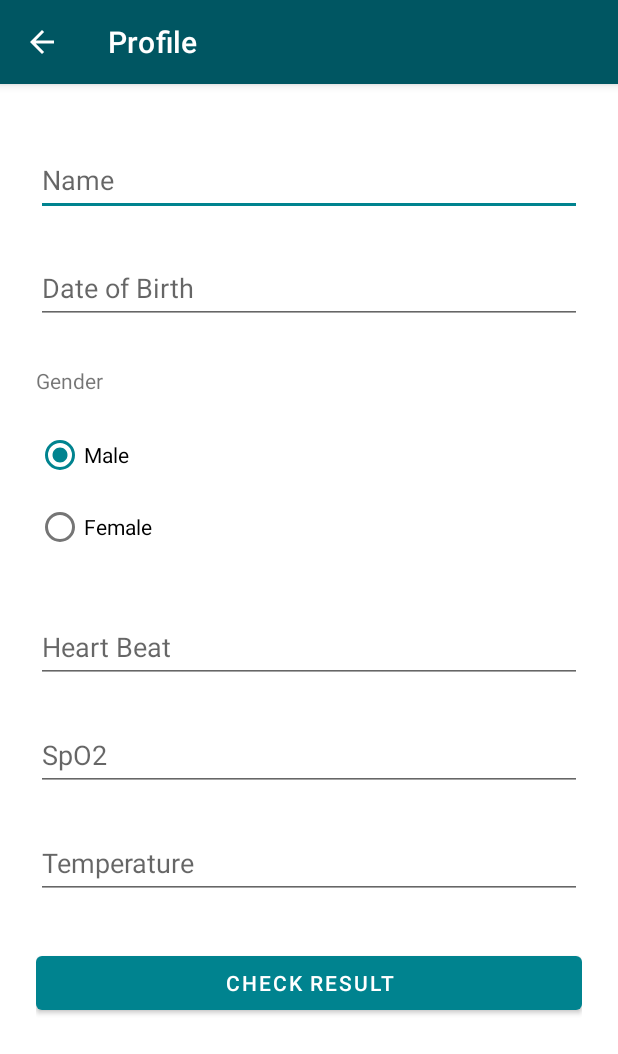
After one commit to adhil-azeez/ble_device_iot, an Android app: the EntryActivity screen opened directly, with no data from a screen before it, on a phone screen of 412 x 824 dp. The commit adds this screen. Shown: the top 1054 px of the screen. Run offline under Robolectric (Android 15) with nearby library versions, the phone set to English and light mode, and no system bars.

Commit message:
Manual entry

```diff
--- /dev/null
+++ b/app/src/main/java/com/example/bluetooth_device/views/EntryActivity.java
@@ -0,0 +1,141 @@
+package com.example.bluetooth_device.views;
+
+import androidx.appcompat.app.AppCompatActivity;
+
+import android.app.DatePickerDialog;
+import android.content.Intent;
+import android.graphics.drawable.ColorDrawable;
+import android.os.Bundle;
+import android.view.MenuItem;
+import android.view.View;
+import android.widget.DatePicker;
+import android.widget.EditText;
+import android.widget.RadioButton;
+import android.widget.RadioGroup;
+import android.widget.Toast;
+
+import com.example.bluetooth_device.R;
+
+import java.util.Calendar;
+
+public class EntryActivity extends AppCompatActivity {
+
+    final Calendar myCalendar= Calendar.getInstance();
+    private EditText etName;
+    private EditText etDOB;
+    private EditText etHeartbeat;
+    private  EditText etSPO;
+    private  EditText etTemperature;
+    private RadioGroup rbGender;
+
+    @Override
+    protected void onCreate(Bundle savedInstanceState) {
+        super.onCreate(savedInstanceState);
+        setContentView(R.layout.activity_entry);
+        getSupportActionBar().setBackgroundDrawable(new ColorDrawable(getResources().getColor(R.color.colorPrimaryDark)));
+        getSupportActionBar().setTitle("Profile");
+        getSupportActionBar().setDisplayHomeAsUpEnabled(true);
+     initViews();
+    }
+
+    @Override
+    public boolean onOptionsItemSelected(MenuItem item) {
+        switch (item.getItemId()) {
+            case android.R.id.home:
+                onBackPressed();
+                return true;
+
+            default:
+                return super.onOptionsItemSelected(item);
+        }
+    }
+
+    private void initViews() {
+        etName = findViewById(R.id.etName);
+        etDOB = findViewById(R.id.etDOB);
+        rbGender = findViewById(R.id.rgGender);
+        etHeartbeat = findViewById(R.id.etHeartBeat);
+        etSPO = findViewById(R.id.etSPO);
+        etTemperature = findViewById(R.id.etTemp);
+
+        findViewById(R.id.btnSave).setOnClickListener(new View.OnClickListener() {
+            @Override
+            public void onClick(View view) {
+                onCheckResult(view);
+            }
+        });
+
+        DatePickerDialog.OnDateSetListener date =new DatePickerDialog.OnDateSetListener() {
+            @Override
+            public void onDateSet(DatePicker view, int year, int month, int day) {
+                etDOB.setText(day+"/"+month+"/"+year);
+            }
+        };
+
+        etDOB.setOnClickListener(new View.OnClickListener() {
+            @Override
+            public void onClick(View v) {
+                new DatePickerDialog(EntryActivity.this,date, myCalendar.get(Calendar.YEAR), myCalendar.get(Calendar.MONTH), myCalendar.get(Calendar.DAY_OF_MONTH)).show();
+            }
+        });
+    }
+
+    public void onCheckResult(View view) {
+        String name = etName.getText().toString().trim();
+        String dob = etDOB.getText().toString().trim();
+        int selectedId = rbGender.getCheckedRadioButtonId();
+        RadioButton selectedGenderButton = findViewById(selectedId);
+        String gender = selectedGenderButton.getText().toString();
+
+        if(name.isEmpty()){
+            Toast.makeText(this, "Please enter the name", Toast.LENGTH_SHORT).show();
+            return;
+        }
+
+        if(dob.isEmpty()){
+            Toast.makeText(this, "Please select the Date of Birth", Toast.LENGTH_SHORT).show();
+            return;
+        }
+
+         float heartbeat;
+         float temperature;
+         float spo;
+
+
+        try{
+            heartbeat = Float.parseFloat(etHeartbeat.getText().toString());
+        }catch (Exception e){
+            Toast.makeText(this, "Please enter a valid heartbeat information", Toast.LENGTH_SHORT).show();
+            return;
+        }
+
+
+        try{
+            spo = Float.parseFloat(etSPO.getText().toString());
+        }catch (Exception e){
+            Toast.makeText(this, "Please enter a valid SPO information", Toast.LENGTH_SHORT).show();
+            return;
+        }
+
+
+        try{
+            temperature = Float.parseFloat(etTemperature.getText().toString());
+        }catch (Exception e){
+            Toast.makeText(this, "Please enter a valid temperature information", Toast.LENGTH_SHORT).show();
+            return;
+        }
+
+
+        Intent intent = new Intent(EntryActivity.this, CovidResultActivity.class);
+        intent.putExtra("HEARTBEAT", heartbeat);
+        intent.putExtra("SPO", spo);
+        intent.putExtra("TEMPERATURE", temperature);
+        intent.putExtra("NAME", name);
+        intent.putExtra("DOB", dob);
+        intent.putExtra("GENDER",gender);
+        intent.putExtra("HAS_USER_INFO", true);
+        startActivity(intent);
+
+
+    }
+}
--- a/app/src/main/java/com/example/bluetooth_device/views/MainActivity.java
+++ b/app/src/main/java/com/example/bluetooth_device/views/MainActivity.java
@@ -592,4 +592,8 @@ public class MainActivity extends AppCompatActivity {
 //        intent.putExtra("TEMPERATURE", 50.0f);
 //        startActivity(intent);
     }
+
+    public void onTapManualEntry(View view) {
+        startActivity(new Intent(MainActivity.this, EntryActivity.class));
+    }
 }
--- /dev/null
+++ b/app/src/main/res/drawable/ic_baseline_list_alt_24.xml
@@ -0,0 +1,5 @@
+<vector android:height="24dp" android:tint="#FFFFFF"
+    android:viewportHeight="24" android:viewportWidth="24"
+    android:width="24dp" xmlns:android="http://schemas.android.com/apk/res/android">
+    <path android:fillColor="@android:color/white" android:pathData="M19,5v14L5,19L5,5h14m1.1,-2L3.9,3c-0.5,0 -0.9,0.4 -0.9,0.9v16.2c0,0.4 0.4,0.9 0.9,0.9h16.2c0.4,0 0.9,-0.5 0.9,-0.9L21,3.9c0,-0.5 -0.5,-0.9 -0.9,-0.9zM11,7h6v2h-6L11,7zM11,11h6v2h-6v-2zM11,15h6v2h-6zM7,7h2v2L7,9zM7,11h2v2L7,13zM7,15h2v2L7,17z"/>
+</vector>
--- /dev/null
+++ b/app/src/main/res/drawable/ic_outline_edit_24.xml
@@ -0,0 +1,5 @@
+<vector android:height="24dp" android:tint="#FFFFFF"
+    android:viewportHeight="24" android:viewportWidth="24"
+    android:width="24dp" xmlns:android="http://schemas.android.com/apk/res/android">
+    <path android:fillColor="@android:color/white" android:pathData="M14.06,9.02l0.92,0.92L5.92,19L5,19v-0.92l9.06,-9.06M17.66,3c-0.25,0 -0.51,0.1 -0.7,0.29l-1.83,1.83 3.75,3.75 1.83,-1.83c0.39,-0.39 0.39,-1.02 0,-1.41l-2.34,-2.34c-0.2,-0.2 -0.45,-0.29 -0.71,-0.29zM14.06,6.19L3,17.25L3,21h3.75L17.81,9.94l-3.75,-3.75z"/>
+</vector>
--- /dev/null
+++ b/app/src/main/res/layout/activity_entry.xml
@@ -0,0 +1,130 @@
+<?xml version="1.0" encoding="utf-8"?>
+<ScrollView xmlns:android="http://schemas.android.com/apk/res/android"
+    xmlns:app="http://schemas.android.com/apk/res-auto"
+    xmlns:tools="http://schemas.android.com/tools"
+    tools:context=".views.EntryActivity" android:layout_height="match_parent"
+    android:layout_width="match_parent"
+    >
+
+
+<androidx.constraintlayout.widget.ConstraintLayout
+    android:layout_width="match_parent"
+    android:layout_height="wrap_content"
+    android:padding="24dp"
+    >
+    <EditText
+        android:id="@+id/etName"
+        android:layout_width="0dp"
+        android:layout_height="wrap_content"
+        android:layout_marginTop="16dp"
+        android:ems="10"
+        android:hint="Name"
+        android:inputType="textPersonName"
+        android:minHeight="48dp"
+        app:layout_constraintEnd_toEndOf="parent"
+        app:layout_constraintStart_toStartOf="parent"
+        app:layout_constraintTop_toTopOf="parent" />
+
+    <RadioGroup
+        android:id="@+id/rgGender"
+        android:layout_width="139dp"
+        android:layout_height="104dp"
+        android:layout_marginTop="16dp"
+        android:checkedButton="@id/rbMale"
+        app:layout_constraintStart_toStartOf="parent"
+        app:layout_constraintTop_toBottomOf="@+id/textView2">
+
+        <RadioButton
+            android:id="@+id/rbMale"
+            android:layout_width="match_parent"
+            android:layout_height="wrap_content"
+            android:text="Male" />
+
+        <RadioButton
+            android:id="@+id/rbFemale"
+            android:layout_width="match_parent"
+            android:layout_height="wrap_content"
+            android:text="Female" />
+    </RadioGroup>
+
+    <TextView
+        android:id="@+id/textView2"
+        android:layout_width="wrap_content"
+        android:layout_height="wrap_content"
+        android:layout_marginTop="28dp"
+        android:text="Gender"
+        app:layout_constraintStart_toStartOf="parent"
+        app:layout_constraintTop_toBottomOf="@+id/etDOB" />
+
+    <EditText
+        android:id="@+id/etDOB"
+        android:layout_width="0dp"
+        android:layout_height="wrap_content"
+        android:layout_marginTop="24dp"
+        android:ems="10"
+        android:clickable="false"
+        android:cursorVisible="false"
+        android:focusable="false"
+        android:focusableInTouchMode="false"
+        android:hint="Date of Birth"
+        android:inputType="date"
+        android:minHeight="48dp"
+        app:layout_constraintEnd_toEndOf="parent"
+        app:layout_constraintStart_toStartOf="parent"
+        app:layout_constraintTop_toBottomOf="@+id/etName" />
+
+    <Button
+        android:id="@+id/btnSave"
+        android:layout_width="0dp"
+        android:layout_height="wrap_content"
+        android:layout_marginTop="32dp"
+        android:text="Check Result"
+        app:layout_constraintEnd_toEndOf="parent"
+        app:layout_constraintHorizontal_bias="0.666"
+        app:layout_constraintStart_toStartOf="parent"
+        app:layout_constraintTop_toBottomOf="@+id/etTemp" />
+
+    <EditText
+        android:id="@+id/etHeartBeat"
+        android:layout_width="0dp"
+        android:layout_height="wrap_content"
+        android:layout_marginTop="24dp"
+        android:ems="10"
+        android:hint="@string/heart_beat"
+        android:inputType="number"
+        android:minHeight="48dp"
+        app:layout_constraintEnd_toEndOf="parent"
+        app:layout_constraintStart_toStartOf="parent"
+        app:layout_constraintTop_toBottomOf="@+id/rgGender" />
+
+    <EditText
+        android:id="@+id/etSPO"
+        android:layout_width="0dp"
+        android:layout_height="wrap_content"
+        android:layout_marginTop="24dp"
+        android:ems="10"
+        android:hint="@string/spo2"
+        android:inputType="numberDecimal"
+        android:minHeight="48dp"
+        app:layout_constraintEnd_toEndOf="parent"
+        app:layout_constraintStart_toStartOf="parent"
+        app:layout_constraintTop_toBottomOf="@+id/etHeartBeat" />
+
+    <EditText
+        android:id="@+id/etTemp"
+        android:layout_width="0dp"
+        android:layout_height="wrap_content"
+        android:layout_marginTop="24dp"
+        android:ems="10"
+        android:hint="@string/temperature"
+        android:inputType="numberDecimal"
+        android:minHeight="48dp"
+        app:layout_constraintEnd_toEndOf="parent"
+        app:layout_constraintStart_toStartOf="parent"
+        app:layout_constraintTop_toBottomOf="@+id/etSPO" />
+
+</androidx.constraintlayout.widget.ConstraintLayout>
+
+
+
+</ScrollView>
--- a/app/src/main/res/layout/activity_profile.xml
+++ b/app/src/main/res/layout/activity_profile.xml
@@ -74,7 +74,6 @@
         android:layout_width="0dp"
         android:layout_height="wrap_content"
         android:layout_marginTop="48dp"
-        android:onClick="onSaveClick"
         android:text="Save"
         app:layout_constraintEnd_toEndOf="parent"
         app:layout_constraintStart_toStartOf="parent"
```
Also changed, not shown: app/build.gradle (+6 -4 lines), app/src/main/AndroidManifest.xml (+15 -7 lines), app/src/main/java/com/example/bluetooth_device/views/CovidResultActivity.java (+30 -0 lines), app/src/main/java/com/example/bluetooth_device/views/ProfileActivity.java (+8 -0 lines), app/src/main/res/layout/activity_main.xml (+19 -4 lines), 1 other file.
